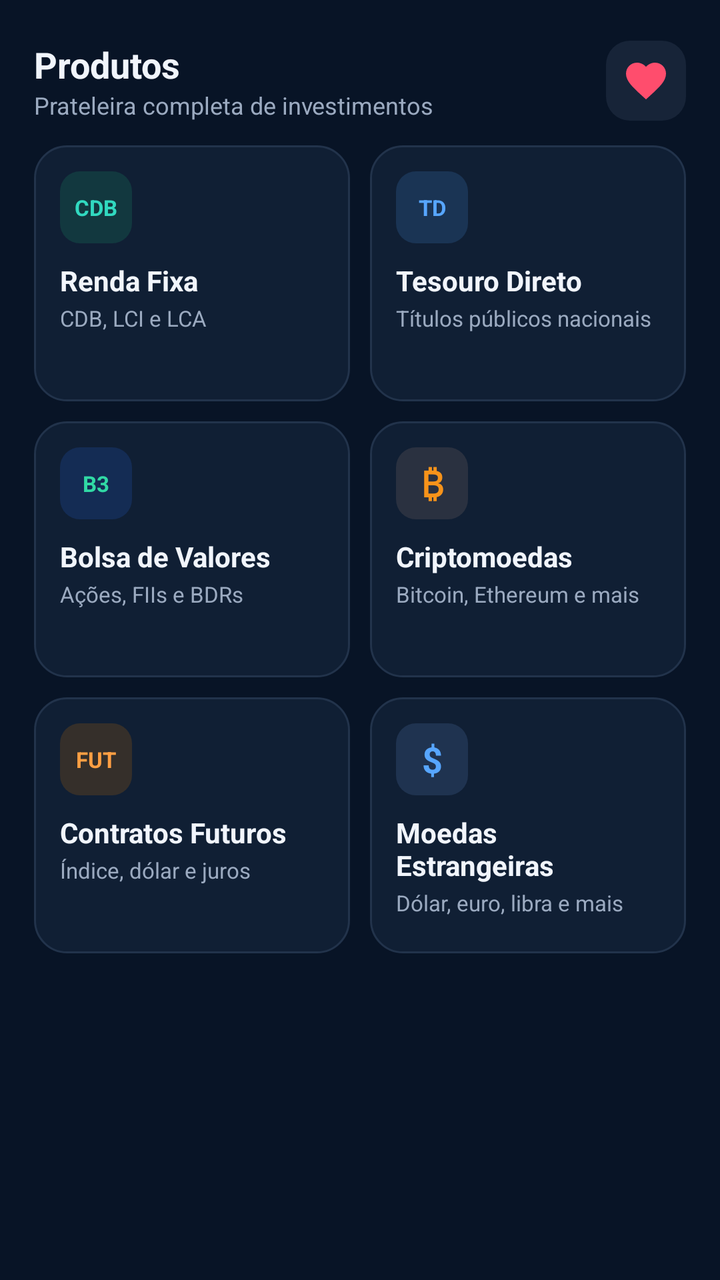
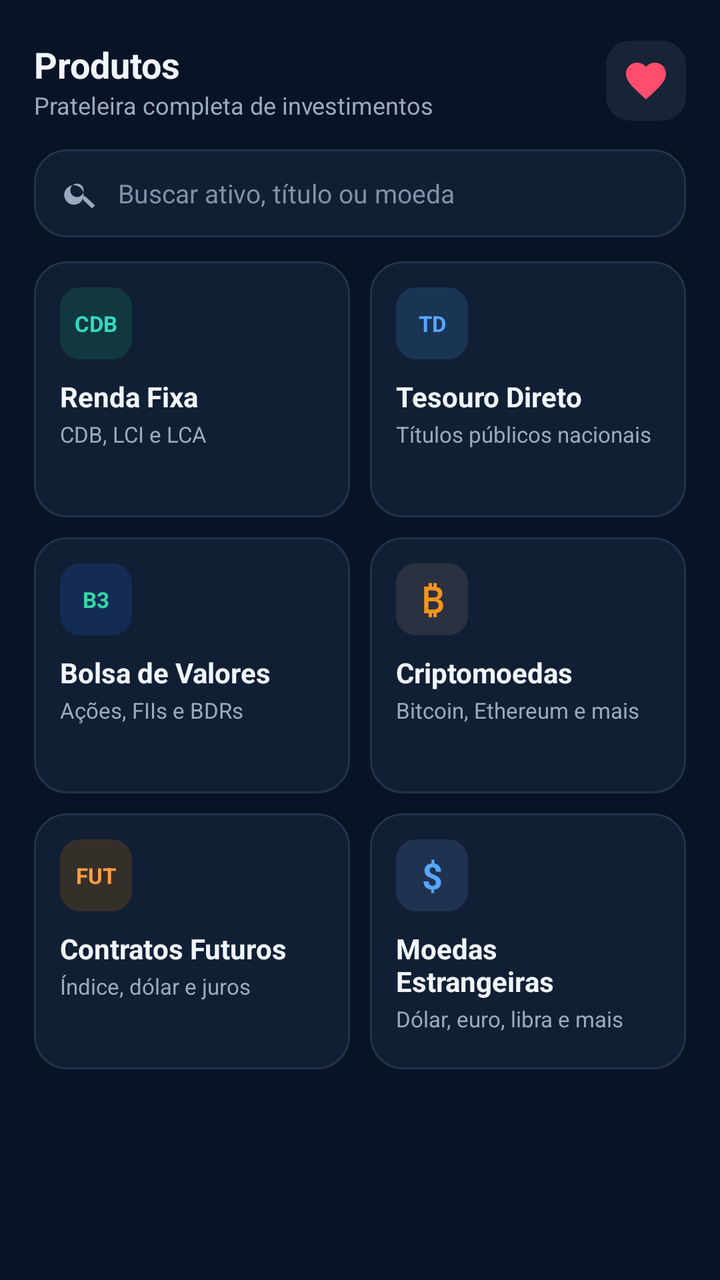

Two renders of the same Android screen: before a commit and after it. Below are the layout's source before the change and the commit's diff.
<!-- AndroidManifest.xml: application theme Theme.AccurancyMobileApp -->
<!-- res/layout/fragment_aportes.xml -->
<?xml version="1.0" encoding="utf-8"?>
<FrameLayout
    xmlns:android="http://schemas.android.com/apk/res/android"
    xmlns:app="http://schemas.android.com/apk/res-auto"
    android:layout_width="match_parent"
    android:layout_height="match_parent"
    android:background="#081426">

    <androidx.constraintlayout.widget.ConstraintLayout
        android:layout_width="match_parent"
        android:layout_height="match_parent">

        <ScrollView
            android:id="@+id/scrollProdutos"
            android:layout_width="0dp"
            android:layout_height="0dp"
            android:fillViewport="true"
            android:clipToPadding="false"
            android:overScrollMode="never"
            app:layout_constraintTop_toTopOf="parent"
            app:layout_constraintBottom_toBottomOf="parent"
            app:layout_constraintStart_toStartOf="parent"
            app:layout_constraintEnd_toEndOf="parent">

            <LinearLayout
                android:layout_width="match_parent"
                android:layout_height="wrap_content"
                android:orientation="vertical"
                android:paddingStart="17dp"
                android:paddingTop="20dp"
                android:paddingEnd="17dp"
                android:paddingBottom="20dp">

                
                <LinearLayout
                    android:layout_width="match_parent"
                    android:layout_height="wrap_content"
                    android:gravity="center_vertical"
                    android:orientation="horizontal">

                    <LinearLayout
                        android:layout_width="0dp"
                        android:layout_height="wrap_content"
                        android:layout_weight="1"
                        android:orientation="vertical">

                        <TextView
                            android:layout_width="match_parent"
                            android:layout_height="wrap_content"
                            android:text="Produtos"
                            android:textColor="#F1F5FC"
                            android:textSize="18sp"
                            android:textStyle="bold" />

                        <TextView
                            android:layout_width="match_parent"
                            android:layout_height="wrap_content"
                            android:text="Prateleira completa de investimentos"
                            android:textColor="#9BAAC0"
                            android:textSize="12sp" />

                    </LinearLayout>

                    <ImageButton
                        android:id="@+id/btnFavoritosProdutos"
                        android:layout_width="40dp"
                        android:layout_height="40dp"
                        android:background="@drawable/bg_btn_icone"
                        android:contentDescription="Abrir meus favoritos"
                        android:padding="9dp"
                        android:src="@drawable/ic_favorito_cheio"
                        app:tint="#FF4D6D" />

                </LinearLayout>

                
                <LinearLayout
                    android:layout_width="match_parent"
                    android:layout_height="wrap_content"
                    android:layout_marginTop="12dp"
                    android:orientation="horizontal">

                    
                    <LinearLayout
                        android:id="@+id/cardRendaFixa"
                        android:layout_width="0dp"
                        android:layout_height="128dp"
                        android:layout_weight="1"
                        android:layout_marginEnd="5dp"
                        android:background="@drawable/bg_carteira_card"
                        android:clickable="true"
                        android:focusable="true"
                        android:orientation="vertical"
                        android:padding="13dp">

                        <TextView
                            android:layout_width="36dp"
                            android:layout_height="36dp"
                            android:background="@drawable/bg_icone_renda_fixa"
                            android:gravity="center"
                            android:text="CDB"
                            android:textColor="#31D9C0"
                            android:textSize="11sp"
                            android:textStyle="bold" />

                        <TextView
                            android:layout_width="match_parent"
                            android:layout_height="wrap_content"
                            android:layout_marginTop="9dp"
                            android:text="Renda Fixa"
                            android:textColor="#F1F5FC"
                            android:textSize="14sp"
                            android:textStyle="bold" />

                        <TextView
                            android:layout_width="match_parent"
                            android:layout_height="wrap_content"
                            android:layout_marginTop="2dp"
                            android:text="CDB, LCI e LCA"
                            android:textColor="#9BAAC0"
                            android:textSize="11sp" />

                    </LinearLayout>

                    
                    <LinearLayout
                        android:id="@+id/cardTesouroDireto"
                        android:layout_width="0dp"
                        android:layout_height="128dp"
                        android:layout_weight="1"
                        android:layout_marginStart="5dp"
                        android:background="@drawable/bg_carteira_card"
                        android:clickable="true"
                        android:focusable="true"
                        android:orientation="vertical"
                        android:padding="13dp">

                        <TextView
                            android:layout_width="36dp"
                            android:layout_height="36dp"
                            android:background="@drawable/bg_icone_tesouro"
                            android:gravity="center"
                            android:text="TD"
                            android:textColor="#57A6FF"
                            android:textSize="11sp"
                            android:textStyle="bold" />

                        <TextView
                            android:layout_width="match_parent"
                            android:layout_height="wrap_content"
                            android:layout_marginTop="9dp"
                            android:text="Tesouro Direto"
                            android:textColor="#F1F5FC"
                            android:textSize="14sp"
                            android:textStyle="bold" />

                        <TextView
                            android:layout_width="match_parent"
                            android:layout_height="wrap_content"
                            android:layout_marginTop="2dp"
                            android:text="Títulos públicos nacionais"
                            android:textColor="#9BAAC0"
                            android:textSize="11sp" />

                    </LinearLayout>

                </LinearLayout>

                
                <LinearLayout
                    android:layout_width="match_parent"
                    android:layout_height="wrap_content"
                    android:layout_marginTop="10dp"
                    android:orientation="horizontal">

                    
                    <LinearLayout
                        android:id="@+id/cardBolsaValores"
                        android:layout_width="0dp"
                        android:layout_height="128dp"
                        android:layout_weight="1"
                        android:layout_marginEnd="5dp"
                        android:background="@drawable/bg_carteira_card"
                        android:clickable="true"
                        android:focusable="true"
                        android:orientation="vertical"
                        android:padding="13dp">

                        <TextView
                            android:layout_width="36dp"
                            android:layout_height="36dp"
                            android:background="@drawable/bg_icone_renda_variavel"
                            android:gravity="center"
                            android:text="B3"
                            android:textColor="#31D9A5"
                            android:textSize="11sp"
                            android:textStyle="bold" />

                        <TextView
                            android:layout_width="match_parent"
                            android:layout_height="wrap_content"
                            android:layout_marginTop="9dp"
                            android:text="Bolsa de Valores"
                            android:textColor="#F1F5FC"
                            android:textSize="14sp"
                            android:textStyle="bold" />

                        <TextView
                            android:layout_width="match_parent"
                            android:layout_height="wrap_content"
                            android:layout_marginTop="2dp"
                            android:text="Ações, FIIs e BDRs"
                            android:textColor="#9BAAC0"
                            android:textSize="11sp" />

                    </LinearLayout>

                    
                    <LinearLayout
                        android:id="@+id/cardCriptomoedasAportes"
                        android:layout_width="0dp"
                        android:layout_height="128dp"
                        android:layout_weight="1"
                        android:layout_marginStart="5dp"
                        android:background="@drawable/bg_carteira_card"
                        android:clickable="true"
                        android:focusable="true"
                        android:orientation="vertical"
                        android:padding="13dp">

                        <TextView
                            android:layout_width="36dp"
                            android:layout_height="36dp"
                            android:background="@drawable/bg_categoria_cripto"
                            android:gravity="center"
                            android:text="₿"
                            android:textColor="#F7931A"
                            android:textSize="18sp"
                            android:textStyle="bold" />

                        <TextView
                            android:layout_width="match_parent"
                            android:layout_height="wrap_content"
                            android:layout_marginTop="9dp"
                            android:text="Criptomoedas"
                            android:textColor="#F1F5FC"
                            android:textSize="14sp"
                            android:textStyle="bold" />

                        <TextView
                            android:layout_width="match_parent"
                            android:layout_height="wrap_content"
                            android:layout_marginTop="2dp"
                            android:text="Bitcoin, Ethereum e mais"
                            android:textColor="#9BAAC0"
                            android:textSize="11sp" />

                    </LinearLayout>

                </LinearLayout>

                
                <LinearLayout
                    android:layout_width="match_parent"
                    android:layout_height="wrap_content"
                    android:layout_marginTop="10dp"
                    android:orientation="horizontal">

                    
                    <LinearLayout
                        android:id="@+id/cardFuturosAportes"
                        android:layout_width="0dp"
                        android:layout_height="128dp"
                        android:layout_weight="1"
                        android:layout_marginEnd="5dp"
                        android:background="@drawable/bg_carteira_card"
                        android:clickable="true"
                        android:focusable="true"
                        android:orientation="vertical"
                        android:padding="13dp">

                        <TextView
                            android:layout_width="36dp"
                            android:layout_height="36dp"
                            android:background="@drawable/bg_categoria_futuros"
                            android:gravity="center"
                            android:text="FUT"
                            android:textColor="#FF9F43"
                            android:textSize="11sp"
                            android:textStyle="bold" />

                        <TextView
                            android:layout_width="match_parent"
                            android:layout_height="wrap_content"
                            android:layout_marginTop="9dp"
                            android:text="Contratos Futuros"
                            android:textColor="#F1F5FC"
                            android:textSize="14sp"
                            android:textStyle="bold" />

                        <TextView
                            android:layout_width="match_parent"
                            android:layout_height="wrap_content"
                            android:layout_marginTop="2dp"
                            android:text="Índice, dólar e juros"
                            android:textColor="#9BAAC0"
                            android:textSize="11sp" />

                    </LinearLayout>

                    
                    <LinearLayout
                        android:id="@+id/cardMoedasAportes"
                        android:layout_width="0dp"
                        android:layout_height="128dp"
                        android:layout_weight="1"
                        android:layout_marginStart="5dp"
                        android:background="@drawable/bg_carteira_card"
                        android:clickable="true"
                        android:focusable="true"
                        android:orientation="vertical"
                        android:padding="13dp">

                        <TextView
                            android:layout_width="36dp"
                            android:layout_height="36dp"
                            android:background="@drawable/bg_categoria_moeda"
                            android:gravity="center"
                            android:text="$"
                            android:textColor="#57A6FF"
                            android:textSize="18sp"
                            android:textStyle="bold" />

                        <TextView
                            android:layout_width="match_parent"
                            android:layout_height="wrap_content"
                            android:layout_marginTop="9dp"
                            android:text="Moedas Estrangeiras"
                            android:textColor="#F1F5FC"
                            android:textSize="14sp"
                            android:textStyle="bold" />

                        <TextView
                            android:layout_width="match_parent"
                            android:layout_height="wrap_content"
                            android:layout_marginTop="2dp"
                            android:text="Dólar, euro, libra e mais"
                            android:textColor="#9BAAC0"
                            android:textSize="11sp" />

                    </LinearLayout>

                </LinearLayout>

            </LinearLayout>

        </ScrollView>

    </androidx.constraintlayout.widget.ConstraintLayout>

</FrameLayout>
<!-- resources referenced by this layout -->
<resources>
  <!-- drawable bg_btn_icone (drawable) -->
  <?xml version="1.0" encoding="utf-8"?>
  <shape xmlns:android="http://schemas.android.com/apk/res/android">
      <solid android:color="#172438"/>
      <corners android:radius="12dp"/>
  </shape>
  <!-- drawable bg_carteira_card (drawable) -->
  <?xml version="1.0" encoding="utf-8"?>
  <shape xmlns:android="http://schemas.android.com/apk/res/android">
      <solid android:color="#101F34" />
      <stroke
          android:width="1dp"
          android:color="#22334B" />
      <corners android:radius="16dp" />
  </shape>
  <!-- drawable bg_categoria_cripto (drawable) -->
  <?xml version="1.0" encoding="utf-8"?>
  <shape xmlns:android="http://schemas.android.com/apk/res/android">
      <solid android:color="#2A3140" />
      <corners android:radius="10dp" />
  </shape>
  <!-- drawable bg_categoria_futuros (drawable) -->
  <?xml version="1.0" encoding="utf-8"?>
  <shape xmlns:android="http://schemas.android.com/apk/res/android">
      <solid android:color="#352F2A" />
      <corners android:radius="10dp" />
  </shape>
  <!-- drawable bg_categoria_moeda (drawable) -->
  <?xml version="1.0" encoding="utf-8"?>
  <shape xmlns:android="http://schemas.android.com/apk/res/android">
      <solid android:color="#1F3350" />
      <corners android:radius="10dp" />
  </shape>
  <!-- drawable bg_icone_renda_fixa (drawable) -->
  <?xml version="1.0" encoding="utf-8"?>
  <shape xmlns:android="http://schemas.android.com/apk/res/android">
      <solid android:color="#12383F" />
      <corners android:radius="10dp" />
  </shape>
  <!-- drawable bg_icone_renda_variavel (drawable) -->
  <?xml version="1.0" encoding="utf-8"?>
  <shape xmlns:android="http://schemas.android.com/apk/res/android">
      <solid android:color="#142C54" />
      <corners android:radius="10dp" />
  </shape>
  <!-- drawable bg_icone_tesouro (drawable) -->
  <?xml version="1.0" encoding="utf-8"?>
  <shape xmlns:android="http://schemas.android.com/apk/res/android">
      <solid android:color="#1A3454" />
      <corners android:radius="10dp" />
  </shape>
  <!-- drawable ic_favorito_cheio (drawable) -->
  <?xml version="1.0" encoding="utf-8"?>
  <vector xmlns:android="http://schemas.android.com/apk/res/android"
      android:width="24dp"
      android:height="24dp"
      android:viewportWidth="24"
      android:viewportHeight="24">
      <path
          android:fillColor="#FFFFFF"
          android:pathData="M12,21.35l-1.45,-1.32C5.4,15.36 2,12.28 2,8.5 2,5.42 4.42,3 7.5,3c1.74,0 3.41,0.81 4.5,2.09C13.09,3.81 14.76,3 16.5,3 19.58,3 22,5.42 22,8.5c0,3.78 -3.4,6.86 -8.55,11.54L12,21.35z" />
  </vector>
  <style name="Theme.AccurancyMobileApp" parent="Base.Theme.AccurancyMobileApp" />
  <style name="Base.Theme.AccurancyMobileApp" parent="Theme.Material3.DayNight.NoActionBar">
          
          
  
      </style>
</resources>

<!-- the commit's change to res/layout/fragment_aportes.xml (unified diff, before → after) -->
@@ -75,6 +75,89 @@
 
                 
                 <LinearLayout
+                    android:id="@+id/containerBuscaGeral"
+                    android:layout_width="match_parent"
+                    android:layout_height="44dp"
+                    android:layout_marginTop="14dp"
+                    android:background="@drawable/bg_carteira_card"
+                    android:gravity="center_vertical"
+                    android:orientation="horizontal"
+                    android:paddingStart="14dp"
+                    android:paddingEnd="6dp">
+
+                    <ImageView
+                        android:layout_width="18dp"
+                        android:layout_height="18dp"
+                        android:contentDescription="@null"
+                        android:src="@drawable/ic_busca"
+                        app:tint="#9BAAC0" />
+
+                    <EditText
+                        android:id="@+id/edtBuscaGeral"
+                        android:layout_width="0dp"
+                        android:layout_height="match_parent"
+                        android:layout_marginStart="10dp"
+                        android:layout_weight="1"
+                        android:background="@android:color/transparent"
+                        android:hint="Buscar ativo, título ou moeda"
+                        android:imeOptions="actionSearch"
+                        android:importantForAutofill="no"
+                        android:inputType="text"
+                        android:padding="0dp"
+                        android:singleLine="true"
+                        android:textColor="#F1F5FC"
+                        android:textColorHint="#8291A8"
+                        android:textSize="13sp" />
+
+                    <ImageButton
+                        android:id="@+id/btnLimparBuscaGeral"
+                        android:layout_width="34dp"
+                        android:layout_height="34dp"
+                        android:background="?attr/selectableItemBackgroundBorderless"
+                        android:contentDescription="Limpar busca"
+                        android:padding="9dp"
+                        android:src="@drawable/ic_limpar_busca"
+                        android:visibility="gone"
+                        app:tint="#9BAAC0" />
+                </LinearLayout>
+
+                
+                <LinearLayout
+                    android:id="@+id/containerResultadosBusca"
+                    android:layout_width="match_parent"
+                    android:layout_height="wrap_content"
+                    android:layout_marginTop="14dp"
+                    android:orientation="vertical"
+                    android:visibility="gone">
+
+                    <androidx.recyclerview.widget.RecyclerView
+                        android:id="@+id/rvBuscaGeral"
+                        android:layout_width="match_parent"
+                        android:layout_height="wrap_content"
+                        android:nestedScrollingEnabled="false"
+                        android:overScrollMode="never" />
+
+                    <TextView
+                        android:id="@+id/tvBuscaMensagem"
+                        android:layout_width="match_parent"
+                        android:layout_height="wrap_content"
+                        android:layout_marginTop="24dp"
+                        android:gravity="center"
+                        android:lineSpacingMultiplier="1.15"
+                        android:textColor="#8D9DB3"
+                        android:textSize="13sp"
+                        android:visibility="gone" />
+                </LinearLayout>
+
+                
+                <LinearLayout
+                    android:id="@+id/containerCardsProdutos"
+                    android:layout_width="match_parent"
+                    android:layout_height="wrap_content"
+                    android:orientation="vertical">
+
+                
+                <LinearLayout
                     android:layout_width="match_parent"
                     android:layout_height="wrap_content"
                     android:layout_marginTop="12dp"
@@ -352,6 +435,8 @@
 
                 </LinearLayout>
 
+                </LinearLayout>
+
             </LinearLayout>
 
         </ScrollView>
<!-- resource entries referenced after the edit -->
@@ -51,6 +51,19 @@
       <solid android:color="#1A3454" />
       <corners android:radius="10dp" />
   </shape>
+  <!-- drawable ic_busca (drawable) -->
+  <?xml version="1.0" encoding="utf-8"?>
+  <vector
+      xmlns:android="http://schemas.android.com/apk/res/android"
+      android:width="24dp"
+      android:height="24dp"
+      android:viewportWidth="24"
+      android:viewportHeight="24">
+      <path
+          android:fillColor="#FFFFFFFF"
+          android:pathData="M15.5,14h-0.79l-0.28,-0.27A6.5,6.5 0,1 0,14 15.5l0.27,0.28v0.79L20,22l2,-2zM10,14.5A4.5,4.5 0,1 1,10 5.5a4.5,4.5 0,0 1,0 9z"
+          />
+  </vector>
   <!-- drawable ic_favorito_cheio (drawable) -->
   <?xml version="1.0" encoding="utf-8"?>
   <vector xmlns:android="http://schemas.android.com/apk/res/android"
@@ -62,6 +75,17 @@
           android:fillColor="#FFFFFF"
           android:pathData="M12,21.35l-1.45,-1.32C5.4,15.36 2,12.28 2,8.5 2,5.42 4.42,3 7.5,3c1.74,0 3.41,0.81 4.5,2.09C13.09,3.81 14.76,3 16.5,3 19.58,3 22,5.42 22,8.5c0,3.78 -3.4,6.86 -8.55,11.54L12,21.35z" />
   </vector>
+  <!-- drawable ic_limpar_busca (drawable) -->
+  <?xml version="1.0" encoding="utf-8"?>
+  <vector xmlns:android="http://schemas.android.com/apk/res/android"
+      android:width="24dp"
+      android:height="24dp"
+      android:viewportWidth="24"
+      android:viewportHeight="24">
+      <path
+          android:fillColor="#FFFFFFFF"
+          android:pathData="M19,6.41L17.59,5 12,10.59 6.41,5 5,6.41 10.59,12 5,17.59 6.41,19 12,13.41 17.59,19 19,17.59 13.41,12z" />
+  </vector>
   <style name="Theme.AccurancyMobileApp" parent="Base.Theme.AccurancyMobileApp" />
   <style name="Base.Theme.AccurancyMobileApp" parent="Theme.Material3.DayNight.NoActionBar">
           
